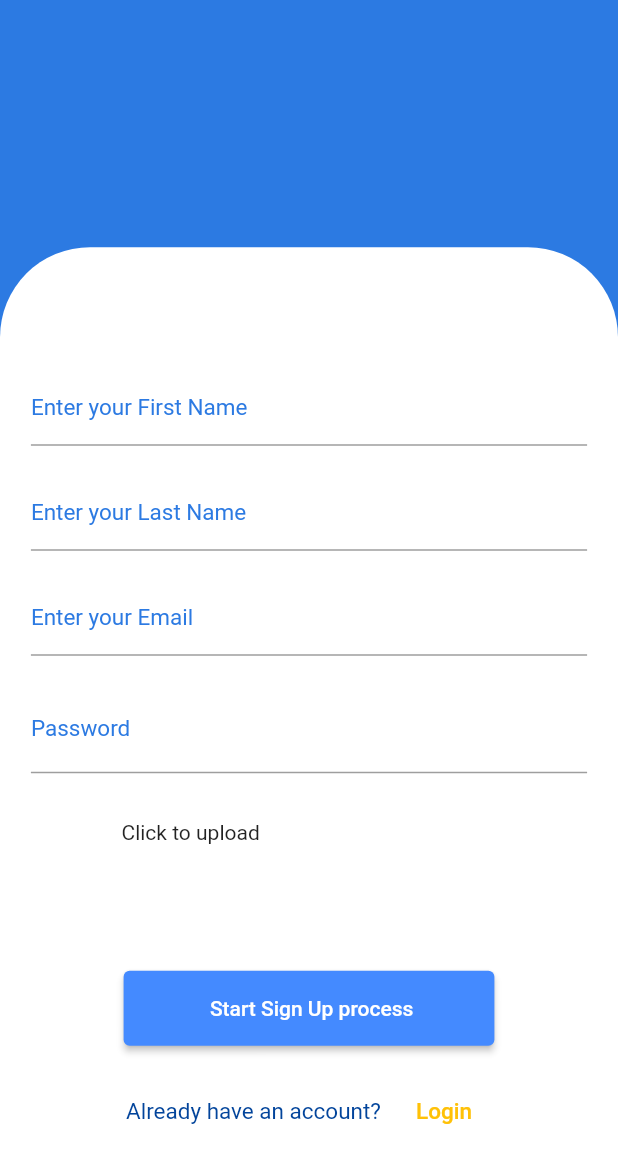
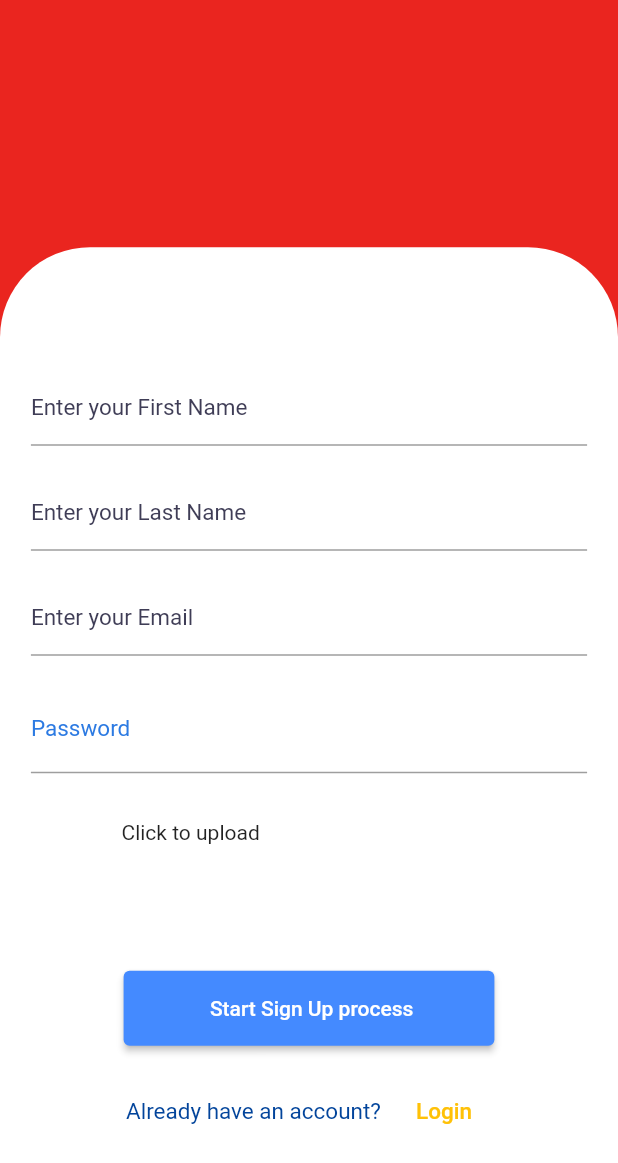
Before and after one commit to DevPeter1454/fullstack_mobile_bank_app, a Flutter app: the screen it shows after launch, after a tap on "Register", on a phone screen of 412 x 824 dp. Shown: the top 1163 px of the screen. Run offline on Flutter 3.47's test engine with Material 2 defaults, Android fonts, the phone set to English and light mode, and no system bars; our stand-ins replace animated_bottom_navigation_bar, carousel_slider, file_picker, flutter_spinkit, shimmer, smooth_page_indicator; missing offline and left inert: universal_html; accounts and stored records are empty; network calls fail.

Commit message:
UI changes

```diff
--- a/lib/Auth/api.dart
+++ b/lib/Auth/api.dart
@@ -1,3 +1,5 @@
+// ignore_for_file: avoid_print
+
 import 'dart:math';
 
 import 'package:flutter/material.dart';
--- a/lib/Auth/signup.dart
+++ b/lib/Auth/signup.dart
@@ -69,7 +69,7 @@ class _SignupState extends State<Signup> {
     return loading
         ? Loading()
         : Scaffold(
-            backgroundColor: const Color(0XFF2C7AE2),
+            backgroundColor: MyColors.colorB,
             body: SingleChildScrollView(
               child: Column(
                 children: <Widget>[
--- a/lib/UI/onboard.dart
+++ b/lib/UI/onboard.dart
@@ -3,6 +3,8 @@
 import 'package:flutter/material.dart';
 import 'package:carousel_slider/carousel_slider.dart';
 import 'package:smooth_page_indicator/smooth_page_indicator.dart';
+import 'package:frontend/constants/constants.dart';
+
 
 class OnBoard extends StatefulWidget {
   const OnBoard({Key? key}) : super(key: key);
@@ -19,8 +21,8 @@ class _OnBoardState extends State<OnBoard> {
     'https://i.ibb.co/H7rSfzq/Untitled-design-5.png',
     'https://i.ibb.co/ScdH1d8/Untitled-design-3.png',
   ];
-  Color colorA = const Color(0XFF3F3D56);
-  Color colorB = const Color(0XFFEA251F);
+  Color colorA = MyColors.colorA;
+  Color colorB = MyColors.colorB;
 
   @override
   void initState() {
@@ -35,7 +37,7 @@ class _OnBoardState extends State<OnBoard> {
         Container(
             height: MediaQuery.of(context).size.height,
             width: double.infinity,
-            color: const Color(0XFFD4C8C8),
+            color: MyColors.colorC,
             child: CarouselSlider.builder(
                 carouselController: controller,
                 itemCount: images.length,
@@ -67,8 +69,8 @@ class _OnBoardState extends State<OnBoard> {
               activeIndex: activeIndex,
               count: 3,
               effect: const ExpandingDotsEffect(
-                dotColor: Color(0XFF3F3D56),
-                activeDotColor: Color(0XFFEA251F),
+                dotColor: MyColors.colorA,
+                activeDotColor: MyColors.colorB,
                 dotHeight: 8,
                 dotWidth: 8,
               ),
@@ -97,7 +99,6 @@ class _OnBoardState extends State<OnBoard> {
         ),
         Positioned(
           left: width / 2 - 100,
-          // right: width / 2,
           bottom: 60,
           child: ElevatedButton(
             onPressed: () {
--- a/lib/UI/splash.dart
+++ b/lib/UI/splash.dart
@@ -1,5 +1,6 @@
 import 'package:flutter/material.dart';
 import 'package:frontend/UI/onboard.dart';
+import 'package:frontend/constants/constants.dart';
 
 class Splash extends StatefulWidget {
   const Splash({Key? key}) : super(key: key);
@@ -21,6 +22,7 @@ class _SplashState extends State<Splash> {
   @override
   Widget build(BuildContext context) {
     return const Scaffold(
+      backgroundColor: MyColors.colorC,
       body: Center(
         child: FlutterLogo(
           size: 100,
--- a/lib/constants/constants.dart
+++ b/lib/constants/constants.dart
@@ -9,9 +9,17 @@ var textField = (
     decoration: InputDecoration(
       labelText: 'Enter your $label',
       labelStyle: const TextStyle(
-        color: Color(0XFF2C7AE2),
+        color: MyColors.colorA,
         fontSize: 15,
       ),
+      // filled: true,
+      // fillColor: Colors.white,
     ),
   );
 };
+
+class MyColors {
+  static const Color colorA = Color(0XFF3F3D56);
+  static const Color colorB = Color(0XFFEA251F);
+  static const Color colorC = Color(0XFFD4C8C8);
+}
--- a/lib/constants/loading.dart
+++ b/lib/constants/loading.dart
@@ -1,5 +1,6 @@
 import 'package:flutter/material.dart';
 import 'package:flutter_spinkit/flutter_spinkit.dart';
+import 'package:frontend/constants/constants.dart';
 
 class Loading extends StatefulWidget {
   const Loading({Key? key}) : super(key: key);
@@ -12,10 +13,10 @@ class _LoadingState extends State<Loading> {
   @override
   Widget build(BuildContext context) {
     return const Scaffold(
-    backgroundColor: Colors.black54,
+    backgroundColor: MyColors.colorC,
     body: Center(
       child: SpinKitSquareCircle(
-        color: Colors.white,
+        color: MyColors.colorB,
         size: 50.0,
       )
     ),
```
